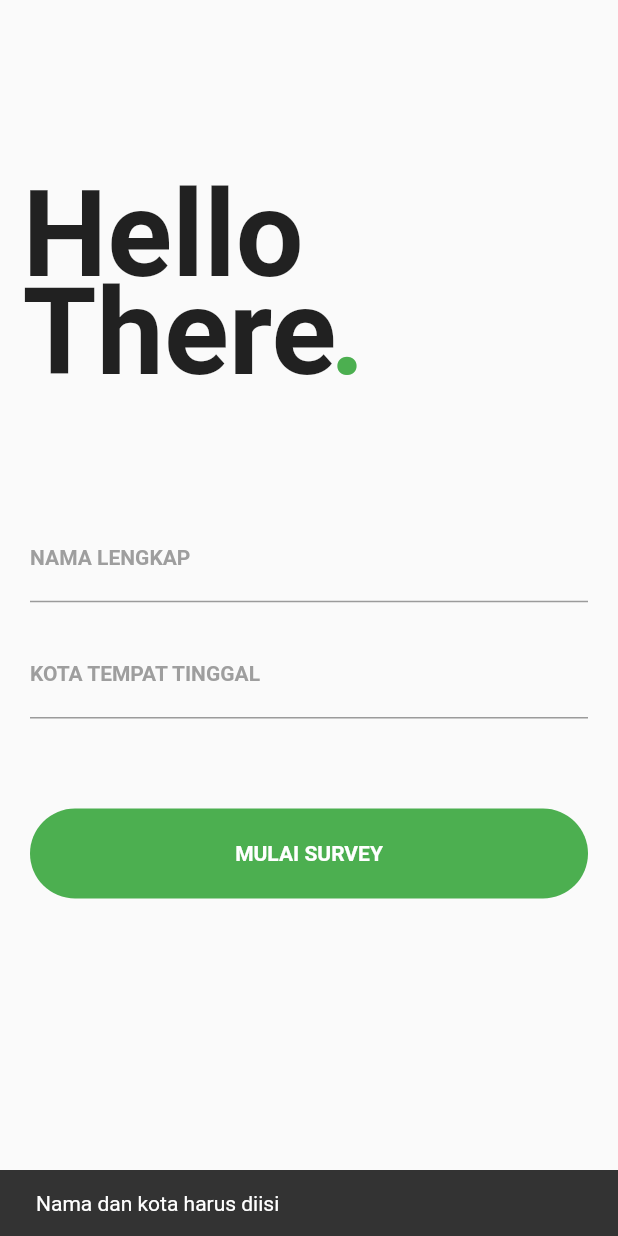
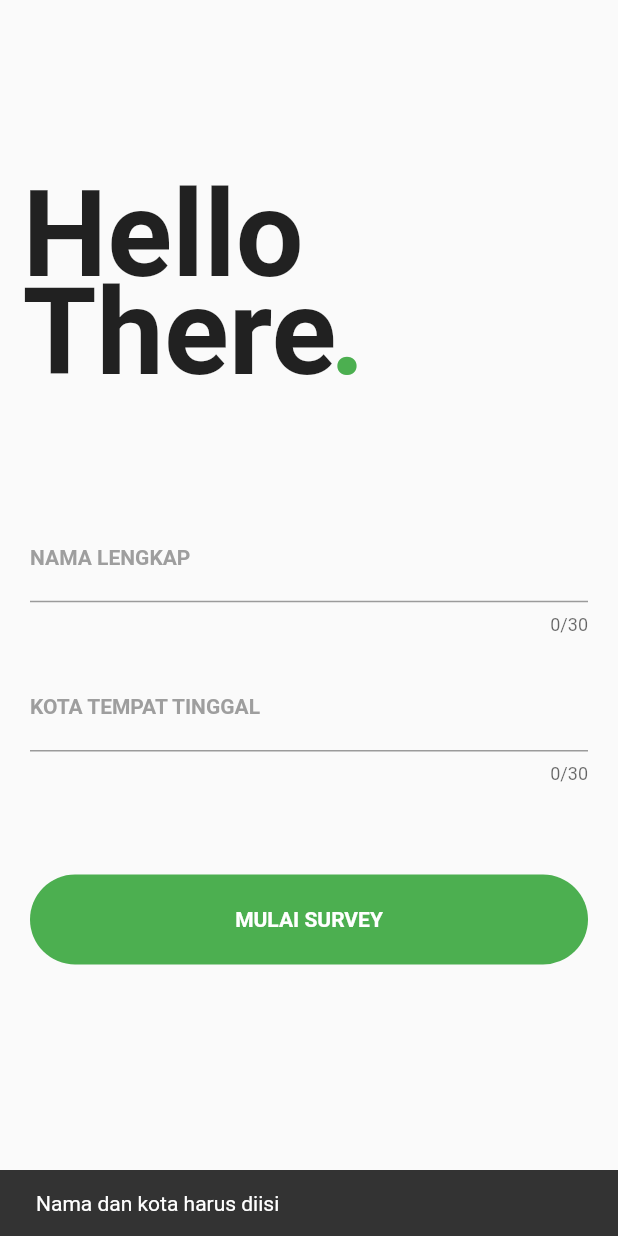
Before and after one commit to IKHSRF/survey_covid19, a Flutter app: the screen it shows after launch, after a tap on "CARI TAHU SEKARANG", after a tap on "MULAI SURVEY", on a phone screen of 412 x 824 dp. Run offline on Flutter 3.47's test engine with Material 2 defaults, Android fonts, the phone set to English and light mode, and no system bars; our stand-ins replace cloud_firestore; accounts and stored records are empty.

Commit message:
limiting text input

```diff
--- a/lib/pages/login.dart
+++ b/lib/pages/login.dart
@@ -1,4 +1,5 @@
 import 'package:flutter/material.dart';
+import 'package:flutter/services.dart';
 import 'package:survey_covid19/validations/validation.dart';
 
 class Login extends StatefulWidget {
@@ -70,6 +71,11 @@ class _LoginState extends State<Login> {
                         borderSide: BorderSide(color: Colors.green),
                       ),
                     ),
+                    keyboardType: TextInputType.text,
+                    inputFormatters: [
+                      WhitelistingTextInputFormatter(RegExp("[a-z A-Z]"))
+                    ],
+                    maxLength: 30,
                   ),
                   SizedBox(height: 20.0),
                   TextField(
@@ -85,6 +91,11 @@ class _LoginState extends State<Login> {
                         borderSide: BorderSide(color: Colors.green),
                       ),
                     ),
+                    keyboardType: TextInputType.text,
+                    inputFormatters: [
+                      WhitelistingTextInputFormatter(RegExp("[a-z A-Z]"))
+                    ],
+                    maxLength: 30,
                   ),
                   SizedBox(height: 60),
                   Container(
@@ -117,16 +128,6 @@ class _LoginState extends State<Login> {
                             snackbar = SnackBar(
                               content: Text("Kota harus diisi"),
                             );
-                          } else if (nama.text == " " && alamat.text.isEmpty ||
-                              alamat.text == " " && nama.text.isEmpty) {
-                            snackbar = SnackBar(
-                              content: Text("Nama dan kota harus diisi"),
-                            );
-                          } else if (nama.text == "" && alamat.text.isEmpty ||
-                              alamat.text == "" && nama.text.isEmpty) {
-                            snackbar = SnackBar(
-                              content: Text("Nama dan kota harus diisi"),
-                            );
                           } else {
                             Data.nama = nama.text;
                             Data.kota = alamat.text;
```
